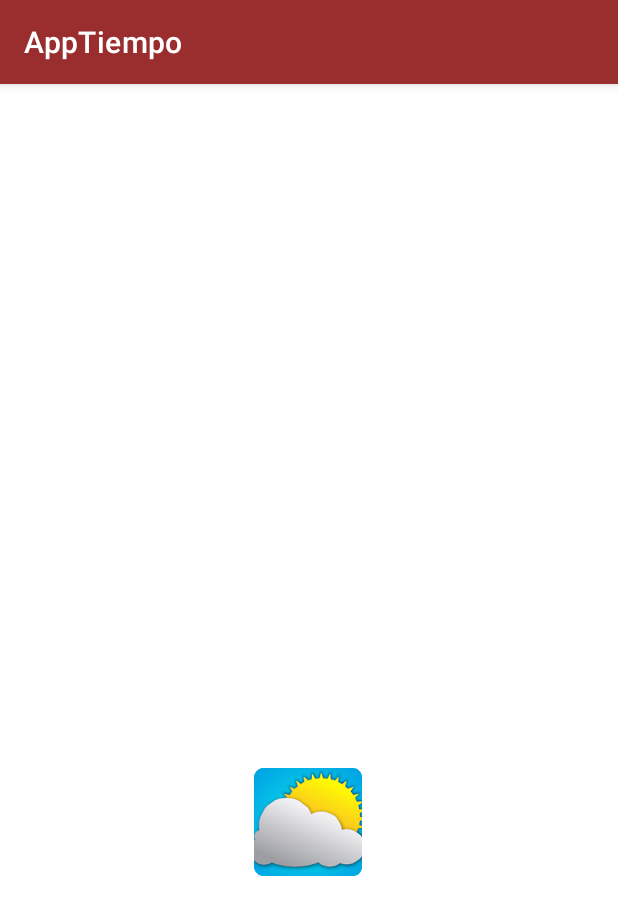
After one commit to Asierhernandezga/AppTiempoMoviles, an Android app: the PantallaFoto screen opened directly, with no data from a screen before it, on a phone screen of 412 x 824 dp. The commit adds this screen. Shown: the top 915 px of the screen. Run offline under Robolectric (Android 15) with nearby library versions, the phone set to English and light mode, and no system bars.

Commit message:
Boton foto agregado

```diff
--- a/app/src/main/java/com/example/apptiempo/PantallaPrincipal.java
+++ b/app/src/main/java/com/example/apptiempo/PantallaPrincipal.java
@@ -20,4 +20,9 @@ public class PantallaPrincipal extends AppCompatActivity {
         startActivity(i);
     }
 
+    public void abrirFoto(View view){
+        Intent i = new Intent(this, PantallaFoto.class );
+        startActivity(i);
+    }
+
 }
--- /dev/null
+++ b/app/src/main/res/layout/activity_pantalla_foto.xml
@@ -0,0 +1,25 @@
+<?xml version="1.0" encoding="utf-8"?>
+<androidx.constraintlayout.widget.ConstraintLayout xmlns:android="http://schemas.android.com/apk/res/android"
+    xmlns:app="http://schemas.android.com/apk/res-auto"
+    xmlns:tools="http://schemas.android.com/tools"
+    android:layout_width="match_parent"
+    android:layout_height="match_parent"
+    tools:context=".PantallaFoto">
+
+    <ImageView
+        android:id="@+id/photoImageView"
+        android:layout_width="wrap_content"
+        android:layout_height="wrap_content"
+        android:layout_alignParentStart="true"
+        android:layout_alignParentLeft="true"
+        android:layout_alignParentEnd="true"
+        android:layout_alignParentRight="true"
+        android:layout_alignParentBottom="true"
+        android:layout_marginBottom="240dp"
+        android:src="@mipmap/ic_launcher"
+        app:layout_constraintBottom_toBottomOf="parent"
+        app:layout_constraintEnd_toEndOf="parent"
+        app:layout_constraintHorizontal_bias="0.498"
+        app:layout_constraintStart_toStartOf="parent" />
+
+</androidx.constraintlayout.widget.ConstraintLayout>
--- a/app/src/main/res/values/strings.xml
+++ b/app/src/main/res/values/strings.xml
@@ -19,10 +19,12 @@
     <string name="pantallaMapa">Maps</string>
     <string name="pantallaMain">App Tiempo</string>
     <string name="botonSiguiente">Siguiente</string>
-    <string name="textoPortada">Aplicacion diseñada para la prediccion del tiempo\n\n
+    <string name="textoPortada">Aplicacion diseñada para consultar la condicion actual del aire\n\n
         Diseñada en Elorrieta:\n
         Iker Monzon\n
         Iñigo Campos\n
         Asier Hernández
     </string>
+    <string name="abrirFoto">Foto</string>
+    <string name="btnCamara">Camara</string>
 </resources>
```
Also changed, not shown: app/src/main/AndroidManifest.xml (+21 -11 lines), app/src/main/java/com/example/apptiempo/PantallaFoto.java (added, +152 -0 lines), app/src/main/res/layout/activity_pantalla_principal.xml (+7 -0 lines).
